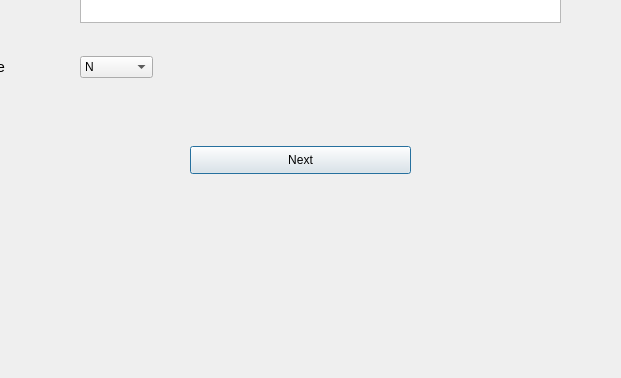
First picture: the form in registerPatient.ui, repository iMPERIAL18/sanidhya_dental_care, before the edit; both pictures show x 170 to 791 and y 374 to 752 of the 886 by 752 pixel window.
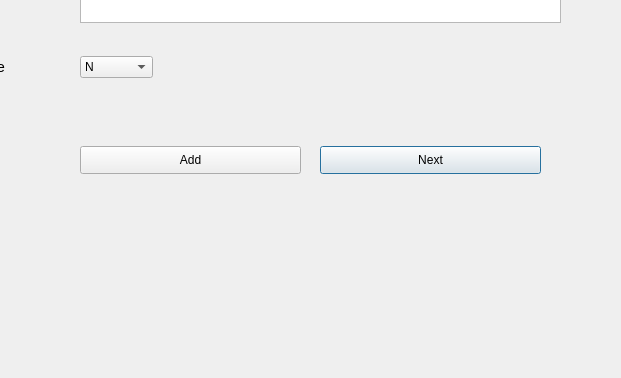
Second picture: the form after the edit.

Patch:
```diff
--- a/registerPatient.ui
+++ b/registerPatient.ui
@@ -166,7 +166,7 @@
   <widget class="QPushButton" name="nextButton">
    <property name="geometry">
     <rect>
-     <x>360</x>
+     <x>490</x>
      <y>520</y>
      <width>221</width>
      <height>28</height>
@@ -176,6 +176,19 @@
     <string>Next</string>
    </property>
   </widget>
+  <widget class="QPushButton" name="addButton">
+   <property name="geometry">
+    <rect>
+     <x>250</x>
+     <y>520</y>
+     <width>221</width>
+     <height>28</height>
+    </rect>
+   </property>
+   <property name="text">
+    <string>Add</string>
+   </property>
+  </widget>
  </widget>
  <resources/>
  <connections/>
```
